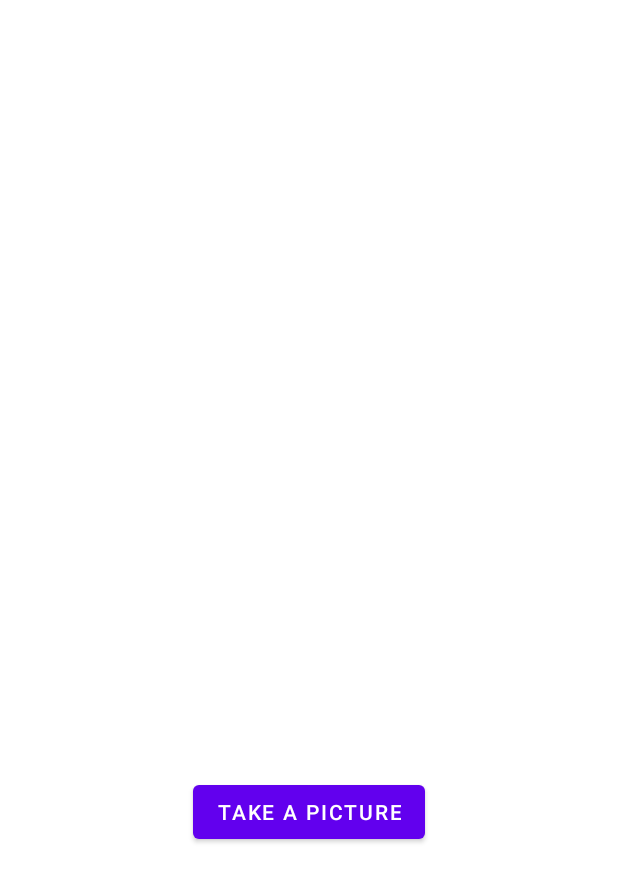
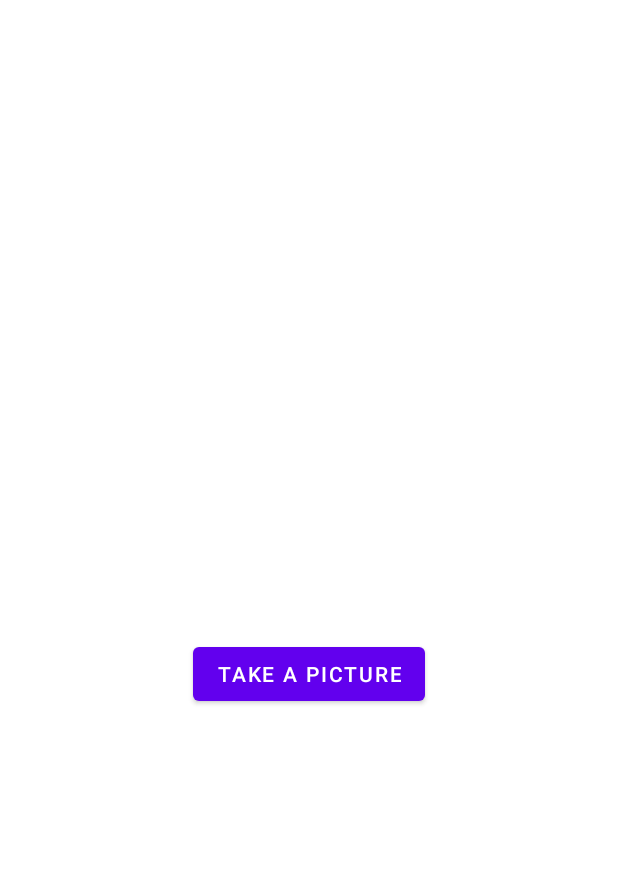
Before and after one commit to rkuenzi-epfl/Wnder, an Android app: the TakePictureActivity screen opened directly, with no data from a screen before it, on a phone screen of 412 x 824 dp. Shown: the top 882 px of the screen. Run offline under Robolectric (Android 15) with nearby library versions, the phone set to English and light mode, and no system bars.

Commit message:
button is now fully in the screen

```diff
--- a/app/src/main/res/layout/activity_take_picture.xml
+++ b/app/src/main/res/layout/activity_take_picture.xml
@@ -10,9 +10,9 @@
         android:id="@+id/imageFromCamera"
         android:layout_width="308dp"
         android:layout_height="309dp"
-        android:layout_marginTop="92dp"
+        android:layout_marginTop="68dp"
         app:layout_constraintEnd_toEndOf="parent"
-        app:layout_constraintHorizontal_bias="0.494"
+        app:layout_constraintHorizontal_bias="0.495"
         app:layout_constraintStart_toStartOf="parent"
         app:layout_constraintTop_toTopOf="parent"
         tools:srcCompat="@tools:sample/avatars" />
@@ -22,7 +22,7 @@
         android:layout_width="wrap_content"
         android:layout_height="wrap_content"
         android:layout_marginStart="156dp"
-        android:layout_marginTop="116dp"
+        android:layout_marginTop="48dp"
         android:layout_marginEnd="162dp"
         android:text="Take a picture"
         app:layout_constraintEnd_toEndOf="parent"
```
